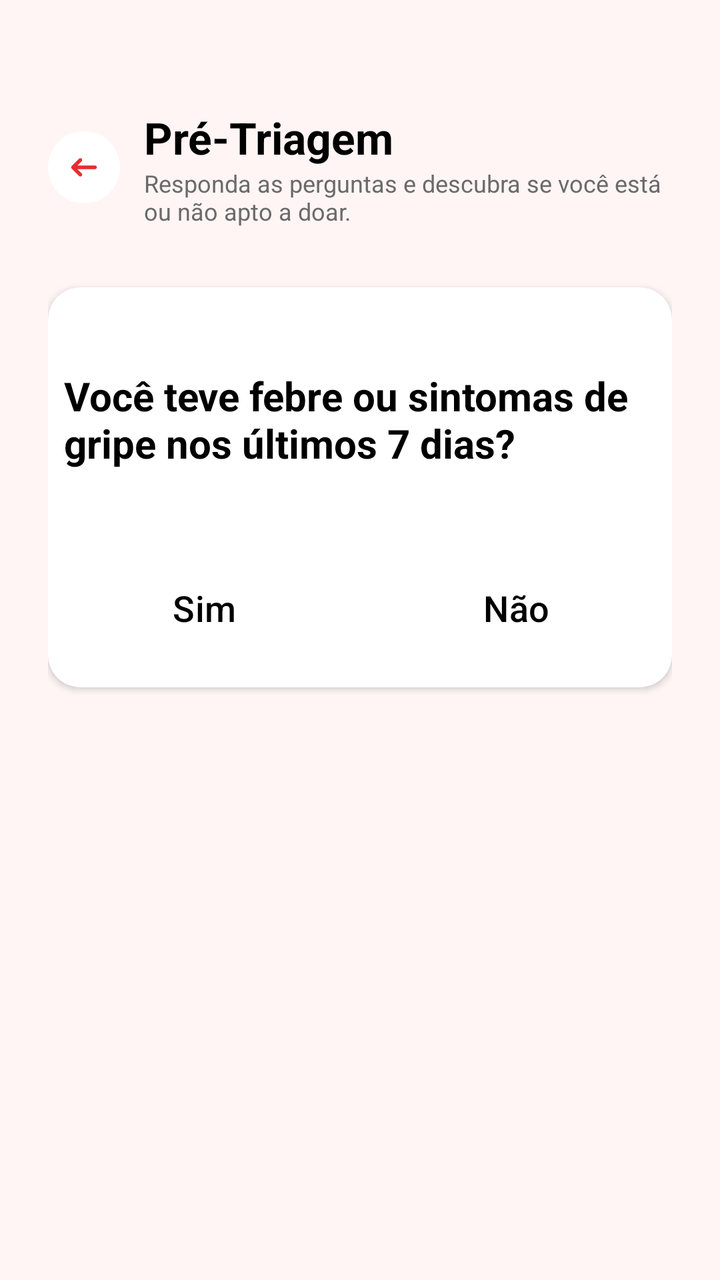
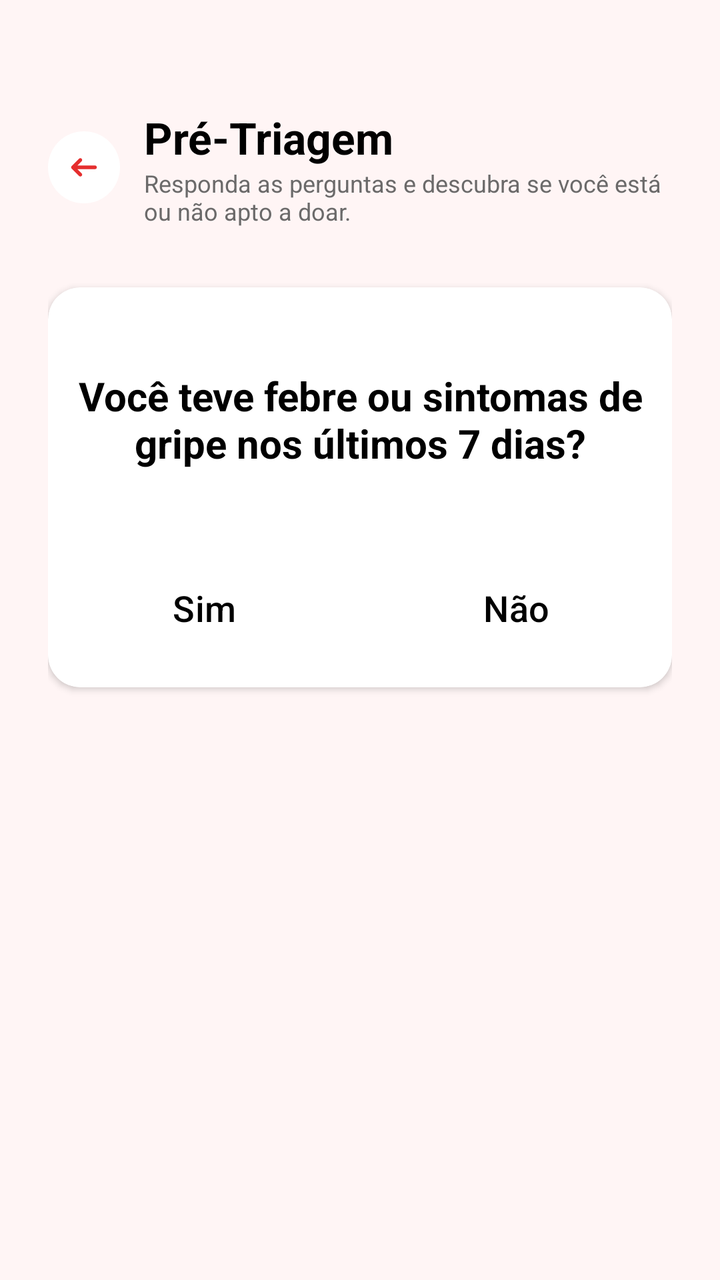

The first picture is an Android layout as it rendered before a commit; the second is the same layout after the commit. The layout source and the unified diff follow.
<!-- AndroidManifest.xml: application theme Theme.Hemo_Conecta -->
<!-- res/layout/fragment_quest4.xml -->
<?xml version="1.0" encoding="utf-8"?>
<androidx.constraintlayout.widget.ConstraintLayout
    xmlns:android="http://schemas.android.com/apk/res/android"
    xmlns:app="http://schemas.android.com/apk/res-auto"
    android:layout_width="match_parent"
    android:layout_height="match_parent"
    android:background="@color/background">

    <ScrollView
        android:layout_width="0dp"
        android:layout_height="match_parent"
        android:fillViewport="true"
        app:layout_constraintBottom_toTopOf="parent"
        app:layout_constraintEnd_toEndOf="parent"
        app:layout_constraintHorizontal_bias="0.0"
        app:layout_constraintStart_toStartOf="parent"
        app:layout_constraintTop_toTopOf="parent"
        app:layout_constraintVertical_bias="0.0">

        <LinearLayout

            android:padding="24dp"
            android:layout_width="match_parent"
            android:layout_height="wrap_content"
            android:orientation="vertical">

            
            <LinearLayout
                android:layout_width="match_parent"
                android:layout_height="wrap_content"
                android:gravity="center_vertical"
                android:orientation="horizontal">

                <FrameLayout
                    android:layout_width="36dp"
                    android:layout_height="36dp"
                    android:background="@drawable/bg_icon"
                    android:backgroundTint="@color/white">

                    <ImageView
                        android:layout_width="22dp"
                        android:layout_height="22dp"
                        android:layout_gravity="center"
                        android:contentDescription="Voltar"
                        android:src="@drawable/ic_back" />
                </FrameLayout>

                <LinearLayout
                    android:layout_width="match_parent"
                    android:layout_height="wrap_content"
                    android:layout_marginStart="12dp"
                    android:orientation="vertical">

                    <TextView
                        android:layout_width="wrap_content"
                        android:layout_height="wrap_content"
                        android:text="@string/pagName"
                        android:textColor="@color/black"
                        android:textSize="22sp"
                        android:textStyle="bold"
                        android:layout_marginTop="30dp"/>

                    <TextView
                        android:layout_width="wrap_content"
                        android:layout_height="wrap_content"
                        android:text="@string/text"
                        android:textColor="@color/cinza"
                        android:textSize="12sp"
                        android:layout_marginBottom="30dp"/>
                </LinearLayout>
            </LinearLayout>

            
            <androidx.cardview.widget.CardView
                xmlns:android="http://schemas.android.com/apk/res/android"
                xmlns:app="http://schemas.android.com/apk/res-auto"
                android:layout_width="match_parent"
                android:layout_height="200dp"
                android:layout_marginBottom="12dp"
                app:cardCornerRadius="16dp"
                app:cardElevation="2dp">

                <LinearLayout
                    android:layout_width="match_parent"
                    android:layout_height="200dp"
                    android:orientation="vertical"
                    >

                    <LinearLayout
                        android:layout_width="match_parent"
                        android:layout_height="wrap_content"
                        android:orientation="vertical"
                        android:gravity="center"
                        android:layout_weight="1">

                        <TextView
                            android:layout_width="wrap_content"
                            android:layout_height="wrap_content"

                            android:id="@+id/perguntaText"
                            android:text="@string/pergunta4"
                            android:textColor="@color/black"
                            android:textSize="20sp"
                            android:textStyle="bold"
                            android:layout_marginTop="30dp"
                            android:padding="8dp"/>

                    </LinearLayout>

                    
                    <LinearLayout
                        android:id="@+id/linearEscolha"
                        android:layout_width="match_parent"
                        android:layout_height="wrap_content"
                        android:layout_weight="1"
                        android:orientation="horizontal">

                        <Button
                            android:layout_width="wrap_content"
                            android:layout_height="wrap_content"
                            android:layout_weight="1"
                            android:text="@string/opcao1"
                            android:textColor="@color/black"
                            android:backgroundTint="@color/white"
                            android:padding="18dp"
                            android:textSize="18sp"
                            android:layout_marginTop="24dp"
                            android:id="@+id/opcaoSim_bt" />

                        <Button
                            android:layout_width="wrap_content"
                            android:layout_height="wrap_content"
                            android:layout_weight="1"
                            android:text="@string/opcao2"
                            android:textColor="@color/black"
                            android:backgroundTint="@color/white"
                            android:padding="18dp"
                            android:textSize="18sp"
                            android:layout_marginTop="24dp"
                            android:id="@+id/opcaoNao" />
                    </LinearLayout>


                </LinearLayout>
            </androidx.cardview.widget.CardView>
        </LinearLayout>
    </ScrollView>
</androidx.constraintlayout.widget.ConstraintLayout>
<!-- resources referenced by this layout -->
<resources>
  <color name="background">#FFF5F5</color>
  <color name="black">#000000</color>
  <color name="cinza">#6B6A6A</color>
  <color name="white">#FFFFFF</color>
  <!-- drawable bg_icon (drawable) -->
  <?xml version="1.0" encoding="utf-8"?>
  <shape xmlns:android="http://schemas.android.com/apk/res/android"
      android:shape="oval">
  </shape>
  <!-- drawable ic_back (drawable) -->
  <vector xmlns:android="http://schemas.android.com/apk/res/android" android:height="30dp" android:viewportHeight="512" android:viewportWidth="512" android:width="30dp">
        
      <path android:fillColor="#FFFFFF" android:pathData="M0,0v512h512V0H0zM469.33,469.33H42.67V42.67h426.67V469.33z"/>
        
      <path android:fillColor="#E52E2E" android:pathData="M110.93,243.24c-0.23,0.3 -0.46,0.6 -0.67,0.91c-0.2,0.3 -0.38,0.62 -0.57,0.93c-0.17,0.28 -0.35,0.56 -0.51,0.86c-0.17,0.32 -0.31,0.65 -0.47,0.97c-0.14,0.31 -0.3,0.61 -0.43,0.92c-0.13,0.31 -0.24,0.64 -0.35,0.96c-0.12,0.34 -0.25,0.67 -0.35,1.01c-0.1,0.32 -0.17,0.65 -0.25,0.97c-0.09,0.35 -0.19,0.7 -0.26,1.05c-0.07,0.38 -0.12,0.75 -0.17,1.13c-0.04,0.31 -0.1,0.62 -0.14,0.93c-0.14,1.4 -0.14,2.81 0,4.21c0.03,0.31 0.09,0.62 0.14,0.93c0.05,0.38 0.1,0.76 0.17,1.13c0.07,0.36 0.17,0.7 0.26,1.05c0.08,0.32 0.15,0.65 0.25,0.97c0.1,0.34 0.23,0.68 0.35,1.01c0.12,0.32 0.22,0.64 0.35,0.96c0.13,0.31 0.28,0.62 0.43,0.92c0.15,0.32 0.3,0.65 0.47,0.97c0.16,0.29 0.34,0.57 0.51,0.86c0.19,0.31 0.36,0.63 0.57,0.93c0.21,0.31 0.44,0.61 0.67,0.91c0.19,0.25 0.37,0.52 0.57,0.76c0.44,0.54 0.9,1.05 1.39,1.54c0.01,0.01 0.01,0.02 0.02,0.02l85.33,85.33c8.33,8.33 21.84,8.33 30.17,0c8.33,-8.33 8.33,-21.84 0,-30.17l-48.92,-48.92H384c11.78,0 21.33,-9.55 21.33,-21.33s-9.55,-21.33 -21.33,-21.33H179.5l48.92,-48.92c8.33,-8.33 8.33,-21.84 0,-30.17s-21.84,-8.33 -30.17,0l-85.33,85.33c-0.01,0.01 -0.01,0.02 -0.02,0.02c-0.49,0.49 -0.95,1 -1.39,1.54C111.3,242.73 111.12,242.99 110.93,243.24z"/>
      
  </vector>
  <string name="opcao1">Sim</string>
  <string name="opcao2">Não</string>
  <string name="pagName">Pré-Triagem</string>
  <string name="pergunta4">Você teve febre ou sintomas de gripe nos últimos 7 dias?</string>
  <string name="text">Responda as perguntas e descubra se você está ou não apto a doar. </string>
  <style name="Theme.Hemo_Conecta" parent="Base.Theme.Hemo_Conecta" />
  <style name="Base.Theme.Hemo_Conecta" parent="Theme.Material3.DayNight.NoActionBar">
          
          
      </style>
</resources>

<!-- the commit's change to res/layout/fragment_quest4.xml (unified diff, before → after) -->
@@ -100,6 +100,7 @@
                             android:id="@+id/perguntaText"
                             android:text="@string/pergunta4"
                             android:textColor="@color/black"
+                            android:textAlignment="center"
                             android:textSize="20sp"
                             android:textStyle="bold"
                             android:layout_marginTop="30dp"
